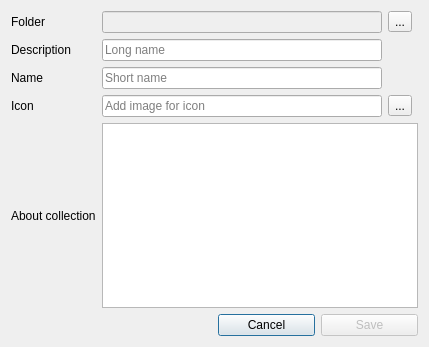
Before: the Qt Designer form ui/CollectionDialog.ui in DHI-GRAS/qgis-processing-workflow, drawn with Qt 5.
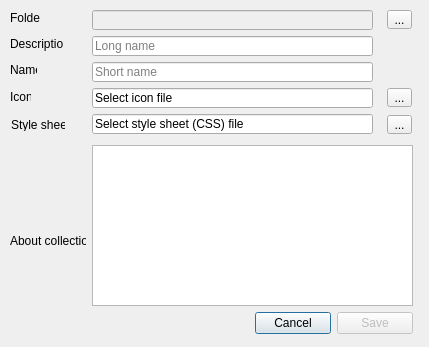
After: the same form once the commit is applied.

Commit message: Set collection style in the configuration file.

The edit to the form file:
```diff
--- a/ui/CollectionDialog.ui
+++ b/ui/CollectionDialog.ui
@@ -13,137 +13,268 @@
   <property name="windowTitle">
    <string>Processing Collection Creator</string>
   </property>
-  <layout class="QGridLayout" name="gridLayout_2">
-   <item row="0" column="0" colspan="2">
-    <layout class="QGridLayout" name="gridLayout">
-     <item row="0" column="0">
+  <widget class="QLabel" name="label">
+   <property name="geometry">
+    <rect>
+     <x>9</x>
+     <y>313</y>
+     <width>16</width>
+     <height>16</height>
+    </rect>
+   </property>
+   <property name="text">
+    <string/>
+   </property>
+  </widget>
+  <widget class="QLabel" name="label_9">
+   <property name="enabled">
+    <bool>true</bool>
+   </property>
+   <property name="geometry">
+    <rect>
+     <x>11</x>
+     <y>118</y>
+     <width>54</width>
+     <height>13</height>
+    </rect>
+   </property>
+   <property name="text">
+    <string>Style sheet</string>
+   </property>
+  </widget>
+  <widget class="QLineEdit" name="lineEdit_css">
+   <property name="enabled">
+    <bool>true</bool>
+   </property>
+   <property name="geometry">
+    <rect>
+     <x>92</x>
+     <y>114</y>
+     <width>281</width>
+     <height>20</height>
+    </rect>
+   </property>
+   <property name="text">
+    <string>Select style sheet (CSS) file</string>
+   </property>
+   <property name="placeholderText">
+    <string>Add image for icon</string>
+   </property>
+  </widget>
+  <widget class="QToolButton" name="toolButton_css">
+   <property name="geometry">
+    <rect>
+     <x>387</x>
+     <y>115</y>
+     <width>25</width>
+     <height>19</height>
+    </rect>
+   </property>
+   <property name="text">
+    <string>...</string>
+   </property>
+  </widget>
+  <widget class="QWidget" name="">
+   <property name="geometry">
+    <rect>
+     <x>255</x>
+     <y>311</y>
+     <width>158</width>
+     <height>25</height>
+    </rect>
+   </property>
+   <layout class="QHBoxLayout" name="horizontalLayout">
+    <item>
+     <widget class="QPushButton" name="pushButton_cancel">
+      <property name="text">
+       <string>Cancel</string>
+      </property>
+     </widget>
+    </item>
+    <item>
+     <widget class="QPushButton" name="pushButton_save">
+      <property name="enabled">
+       <bool>false</bool>
+      </property>
+      <property name="text">
+       <string>Save</string>
+      </property>
+     </widget>
+    </item>
+   </layout>
+  </widget>
+  <widget class="QLabel" name="label_4">
+   <property name="geometry">
+    <rect>
+     <x>10</x>
+     <y>233</y>
+     <width>76</width>
+     <height>16</height>
+    </rect>
+   </property>
+   <property name="text">
+    <string>About collection</string>
+   </property>
+  </widget>
+  <widget class="QToolButton" name="toolButton_icon">
+   <property name="geometry">
+    <rect>
+     <x>387</x>
+     <y>88</y>
+     <width>25</width>
+     <height>19</height>
+    </rect>
+   </property>
+   <property name="text">
+    <string>...</string>
+   </property>
+  </widget>
+  <widget class="QToolButton" name="toolButton_folder">
+   <property name="geometry">
+    <rect>
+     <x>387</x>
+     <y>10</y>
+     <width>25</width>
+     <height>19</height>
+    </rect>
+   </property>
+   <property name="text">
+    <string>...</string>
+   </property>
+  </widget>
+  <widget class="QLineEdit" name="lineEdit_folder">
+   <property name="enabled">
+    <bool>false</bool>
+   </property>
+   <property name="geometry">
+    <rect>
+     <x>92</x>
+     <y>10</y>
+     <width>281</width>
+     <height>20</height>
+    </rect>
+   </property>
+   <property name="placeholderText">
+    <string/>
+   </property>
+  </widget>
       <widget class="QLabel" name="label_8">
+   <property name="geometry">
+    <rect>
+     <x>10</x>
+     <y>10</y>
+     <width>30</width>
+     <height>16</height>
+    </rect>
+   </property>
        <property name="text">
         <string>Folder</string>
        </property>
       </widget>
-     </item>
-     <item row="0" column="1">
-      <widget class="QLineEdit" name="lineEdit_folder">
-       <property name="enabled">
-        <bool>false</bool>
-       </property>
-       <property name="placeholderText">
-        <string/>
-       </property>
-      </widget>
-     </item>
-     <item row="0" column="2">
-      <widget class="QToolButton" name="toolButton_folder">
-       <property name="text">
-        <string>...</string>
-       </property>
-      </widget>
-     </item>
-     <item row="1" column="0">
       <widget class="QLabel" name="label_5">
+   <property name="geometry">
+    <rect>
+     <x>10</x>
+     <y>36</y>
+     <width>53</width>
+     <height>16</height>
+    </rect>
+   </property>
        <property name="text">
         <string>Description</string>
        </property>
       </widget>
-     </item>
-     <item row="1" column="1">
       <widget class="QLineEdit" name="lineEdit_desc">
+   <property name="geometry">
+    <rect>
+     <x>92</x>
+     <y>36</y>
+     <width>281</width>
+     <height>20</height>
+    </rect>
+   </property>
        <property name="placeholderText">
         <string>Long name</string>
        </property>
       </widget>
-     </item>
-     <item row="2" column="0">
       <widget class="QLabel" name="label_6">
+   <property name="geometry">
+    <rect>
+     <x>10</x>
+     <y>62</y>
+     <width>27</width>
+     <height>16</height>
+    </rect>
+   </property>
        <property name="text">
         <string>Name</string>
        </property>
       </widget>
-     </item>
-     <item row="2" column="1">
       <widget class="QLineEdit" name="lineEdit_name">
+   <property name="geometry">
+    <rect>
+     <x>92</x>
+     <y>62</y>
+     <width>281</width>
+     <height>20</height>
+    </rect>
+   </property>
        <property name="placeholderText">
         <string>Short name</string>
        </property>
       </widget>
-     </item>
-     <item row="3" column="0">
-      <widget class="QLabel" name="label_7">
-       <property name="enabled">
-        <bool>true</bool>
-       </property>
-       <property name="text">
-        <string>Icon</string>
-       </property>
-      </widget>
-     </item>
-     <item row="3" column="1">
-      <widget class="QLineEdit" name="lineEdit_icon">
-       <property name="enabled">
-        <bool>true</bool>
-       </property>
-       <property name="placeholderText">
-        <string>Add image for icon</string>
-       </property>
-      </widget>
-     </item>
-     <item row="4" column="0">
-      <widget class="QLabel" name="label_4">
-       <property name="text">
-        <string>About collection</string>
-       </property>
-      </widget>
-     </item>
-     <item row="4" column="1" colspan="3">
       <widget class="QTextEdit" name="textEdit_about">
+   <property name="geometry">
+    <rect>
+     <x>92</x>
+     <y>145</y>
+     <width>321</width>
+     <height>161</height>
+    </rect>
+   </property>
        <property name="html">
         <string>&lt;!DOCTYPE HTML PUBLIC &quot;-//W3C//DTD HTML 4.0//EN&quot; &quot;http://www.w3.org/TR/REC-html40/strict.dtd&quot;&gt;
 &lt;html&gt;&lt;head&gt;&lt;meta name=&quot;qrichtext&quot; content=&quot;1&quot; /&gt;&lt;style type=&quot;text/css&quot;&gt;
 p, li { white-space: pre-wrap; }
-&lt;/style&gt;&lt;/head&gt;&lt;body style=&quot; font-family:'MS Shell Dlg 2'; font-size:7.8pt; font-weight:400; font-style:normal;&quot;&gt;
+&lt;/style&gt;&lt;/head&gt;&lt;body style=&quot; font-family:'MS Shell Dlg 2'; font-size:8.25pt; font-weight:400; font-style:normal;&quot;&gt;
 &lt;p style=&quot;-qt-paragraph-type:empty; margin-top:0px; margin-bottom:0px; margin-left:0px; margin-right:0px; -qt-block-indent:0; text-indent:0px; font-size:8pt;&quot;&gt;&lt;br /&gt;&lt;/p&gt;&lt;/body&gt;&lt;/html&gt;</string>
        </property>
       </widget>
-     </item>
-     <item row="3" column="2">
-      <widget class="QToolButton" name="toolButton_icon">
-       <property name="text">
-        <string>...</string>
-       </property>
-      </widget>
-     </item>
-    </layout>
-   </item>
-   <item row="1" column="0">
-    <widget class="QLabel" name="label">
-     <property name="text">
-      <string/>
-     </property>
-    </widget>
-   </item>
-   <item row="1" column="1">
-    <layout class="QHBoxLayout" name="horizontalLayout">
-     <item>
-      <widget class="QPushButton" name="pushButton_cancel">
+  <widget class="QLabel" name="label_7">
+   <property name="enabled">
+    <bool>true</bool>
+   </property>
+   <property name="geometry">
+    <rect>
+     <x>10</x>
+     <y>89</y>
+     <width>21</width>
+     <height>16</height>
+    </rect>
+   </property>
        <property name="text">
-        <string>Cancel</string>
-       </property>
-      </widget>
-     </item>
-     <item>
-      <widget class="QPushButton" name="pushButton_save">
+    <string>Icon</string>
+   </property>
+  </widget>
+  <widget class="QLineEdit" name="lineEdit_icon">
        <property name="enabled">
-        <bool>false</bool>
-       </property>
+    <bool>true</bool>
+   </property>
+   <property name="geometry">
+    <rect>
+     <x>92</x>
+     <y>88</y>
+     <width>281</width>
+     <height>20</height>
+    </rect>
+   </property>
        <property name="text">
-        <string>Save</string>
-       </property>
-      </widget>
-     </item>
-    </layout>
-   </item>
-  </layout>
+    <string>Select icon file</string>
+   </property>
+   <property name="placeholderText">
+    <string>Add image for icon</string>
+   </property>
+  </widget>
  </widget>
  <resources/>
  <connections/>
```
Lines whose indentation alone changed are shown as unchanged. The commit also changes 6 other files.
